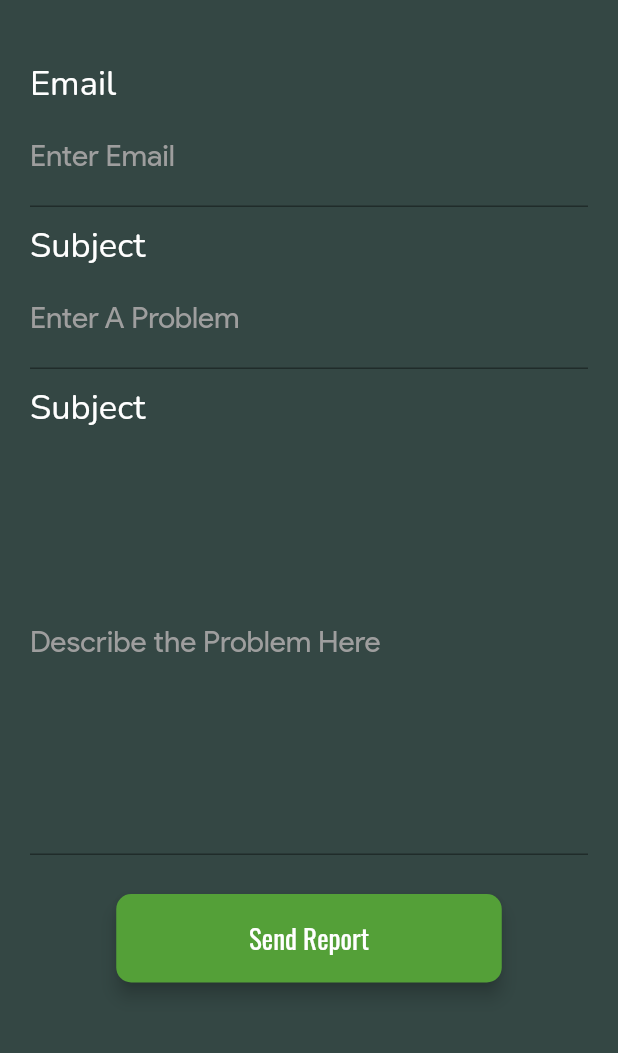
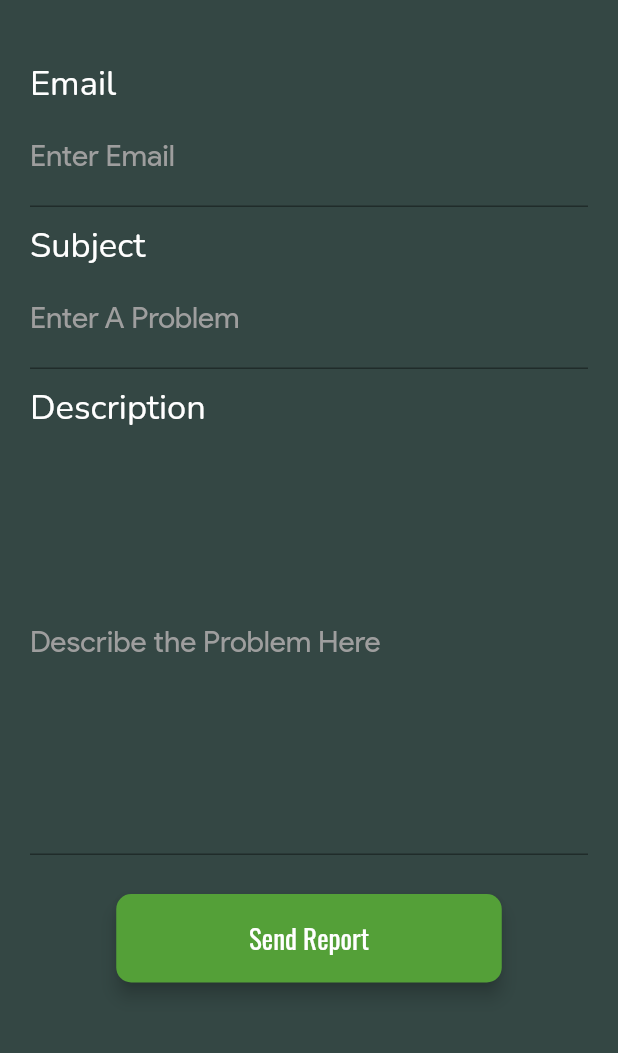
Before and after one commit to LemonDrop847/ecodroid, a Flutter app: the reportPage screen opened by its route, on a phone screen of 412 x 824 dp, the part 84-1137 px from its top. Run offline on Flutter 3.47's test engine with Material 2 defaults, Android fonts, the light colour scheme and no system bars; our stand-ins replace cloud_firestore, firebase_auth, firebase_core, google_maps_flutter, permission_handler, rxdart; missing offline and left inert: geoflutterfire2; accounts and stored records are empty; project files that could hold a hidden picture were left out.

```diff
--- a/lib/pages/ReportPage.dart
+++ b/lib/pages/ReportPage.dart
@@ -144,7 +144,7 @@ class _reportPageState extends State<reportPage> {
                 height: 10,
               ),
               const Text(
-                "Subject",
+                "Description",
                 style: TextStyle(
                   fontSize: 23,
                   color: Colors.white,
```
Also changed, not shown: 1 other file.
